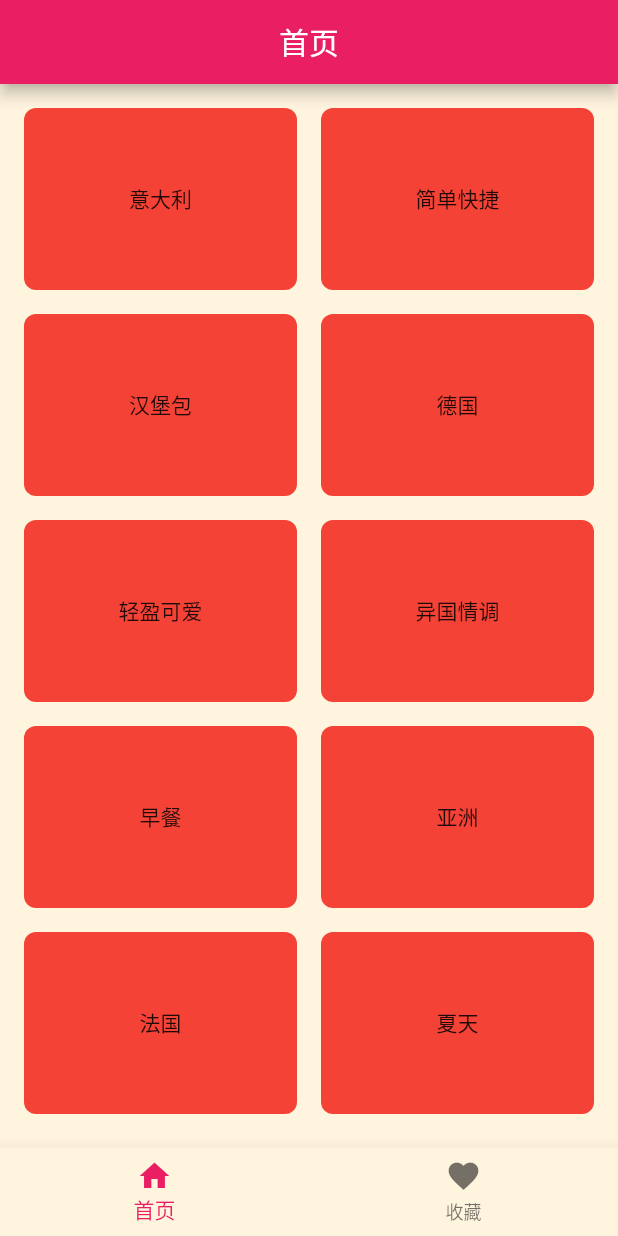
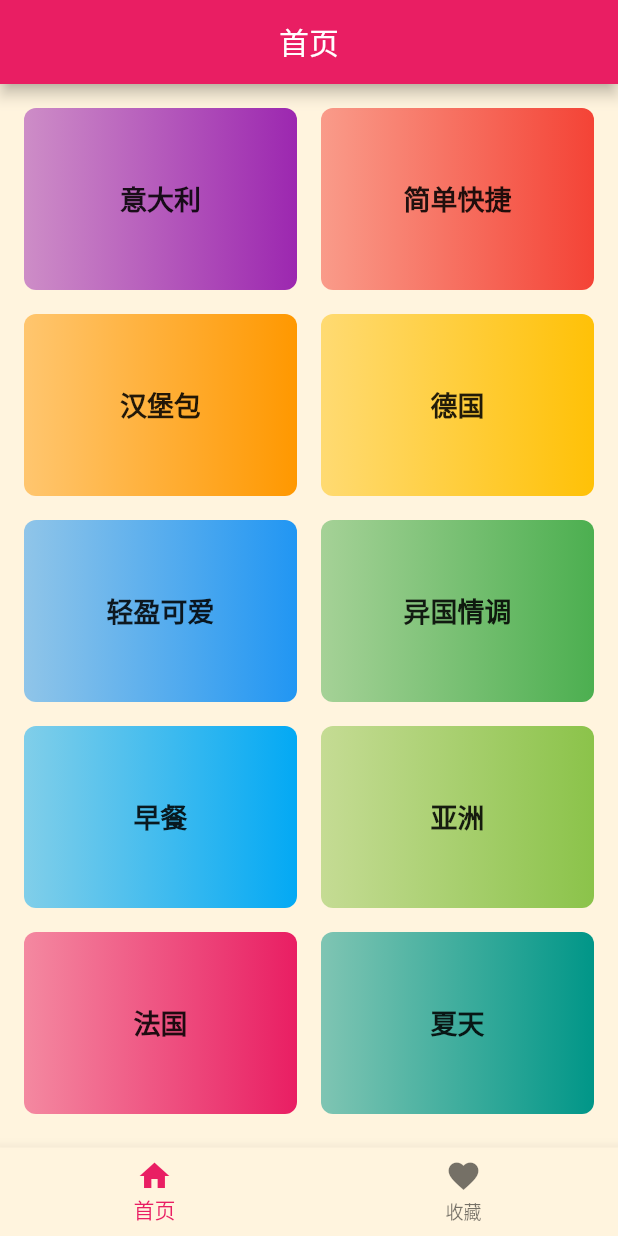
Before and after one commit to wangjiayu4657/Flutter_Learn, a Flutter app: the screen it shows after launch, on a phone screen of 412 x 824 dp. Run offline on Flutter 3.47's test engine with Material 2 defaults, Android fonts, the phone set to English and light mode, and no system bars.

Commit message:
首页 UI 调整

```diff
--- a/favorcate/lib/core/model/category_model.dart
+++ b/favorcate/lib/core/model/category_model.dart
@@ -1,7 +1,10 @@
+import 'dart:ui';
+
 class CategoryModel {
   String id;
   String title;
   String color;
+  Color cColor;
 
   CategoryModel({this.id, this.title, this.color});
 
@@ -9,6 +12,10 @@ class CategoryModel {
     id = json['id'];
     title = json['title'];
     color = json['color'];
+
+    //将字符串转成 16 进制数
+    var colorValue = int.parse(color,radix: 16);
+    cColor = Color(colorValue | 0xFF000000);
   }
 
   Map<String, dynamic> toJson() {
--- a/favorcate/lib/ui/pages/home/home_content.dart
+++ b/favorcate/lib/ui/pages/home/home_content.dart
@@ -37,13 +37,27 @@ class _JYHomeContentState extends State<JYHomeContent> {
         childAspectRatio: 1.5
       ),
       itemBuilder: (ctx,index){
+
+        final bgColor = _categories[index].cColor;
+
         return Container(
           decoration: BoxDecoration(
+            gradient: LinearGradient(  //线性渐变色
+              colors: [
+                bgColor.withOpacity(0.5),
+                bgColor
+              ]
+            ),
             color: Colors.red,
             borderRadius: BorderRadius.circular(8)
           ),
           alignment: Alignment.center,
-          child: Text(_categories[index].title),
+          child: Text(
+            _categories[index].title,
+            style: Theme.of(context).textTheme.headline2.copyWith(
+              fontWeight: FontWeight.bold
+            )
+          ),
         );
       }
     );
--- a/favorcate/lib/ui/share/theme.dart
+++ b/favorcate/lib/ui/share/theme.dart
@@ -10,10 +10,10 @@ class JYTheme {
     primarySwatch: Colors.pink,
     canvasColor: Color.fromRGBO(255, 244, 222, 1.0),
     textTheme: TextTheme(
-      bodyText1: TextStyle(fontSize: bodySize),
-      headline1: TextStyle(fontSize: smallSize),
-      headline2: TextStyle(fontSize: normalSize),
-      headline3: TextStyle(fontSize: largerSize),
+      bodyText1: TextStyle(fontSize: bodySize,color: Colors.black87),
+      headline1: TextStyle(fontSize: smallSize,color: Colors.black87),
+      headline2: TextStyle(fontSize: normalSize,color: Colors.black87),
+      headline3: TextStyle(fontSize: largerSize,color: Colors.black87),
     ),
   );
 
@@ -21,10 +21,10 @@ class JYTheme {
     primarySwatch: Colors.grey,
     canvasColor: Color.fromRGBO(255, 24, 222, 1.0),
     textTheme: TextTheme(
-      bodyText1: TextStyle(fontSize: bodySize),
-      headline1: TextStyle(fontSize: smallSize),
-      headline2: TextStyle(fontSize: normalSize),
-      headline3: TextStyle(fontSize: largerSize),
+      bodyText1: TextStyle(fontSize: bodySize,color: Colors.black87),
+      headline1: TextStyle(fontSize: smallSize,color: Colors.black87),
+      headline2: TextStyle(fontSize: normalSize,color: Colors.black87),
+      headline3: TextStyle(fontSize: largerSize,color: Colors.black87),
     ),
   );
 }
```
